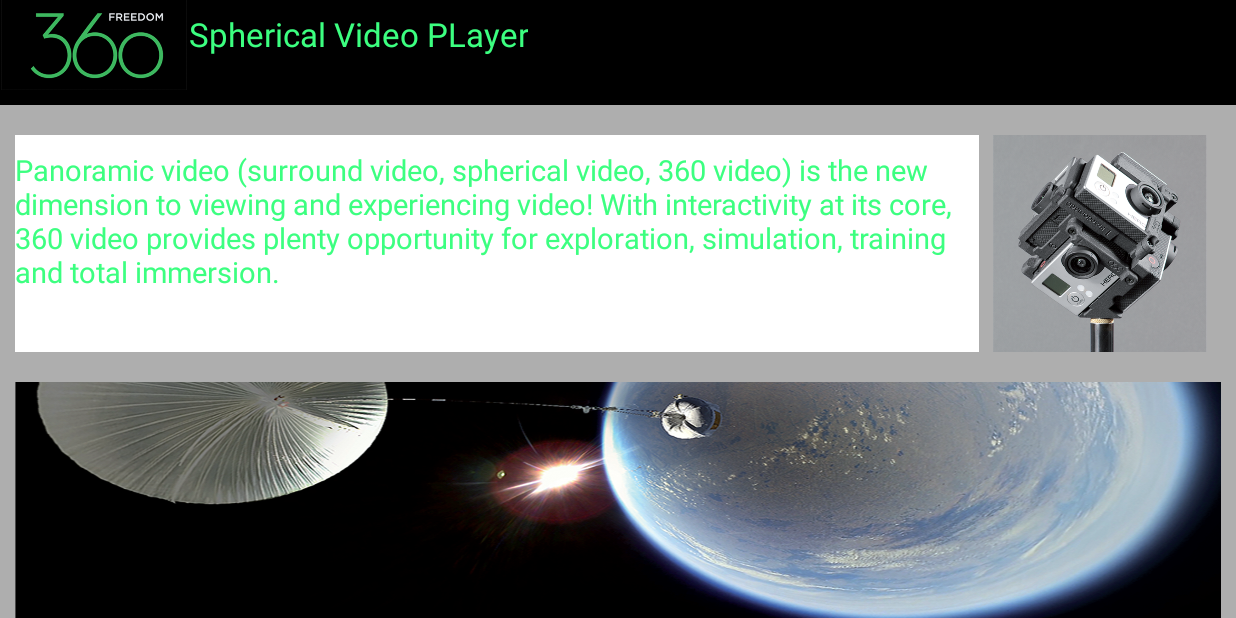
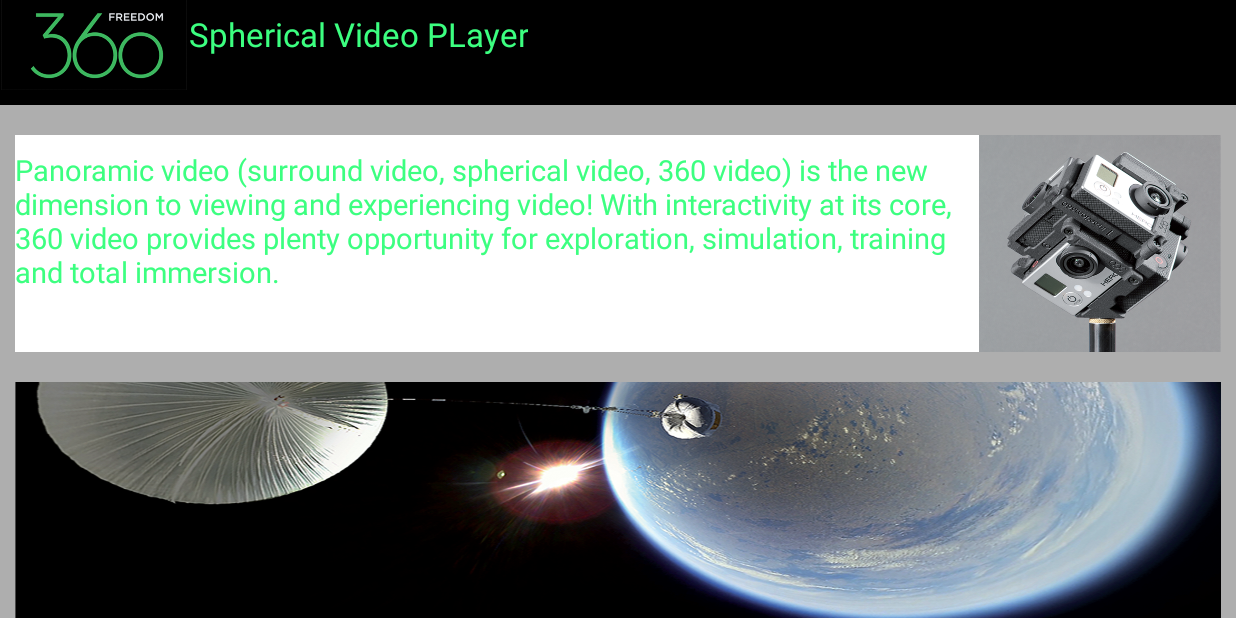
Before and after one commit to SMalpica/Freedom360, an Android app: the screen it shows after launch (GaleriaPrincipal), on a phone screen of 824 x 412 dp (held sideways). Run offline under Robolectric (Android 15) with nearby library versions, the phone set to English and light mode, and no system bars.

Commit message:
Tamaño imagen y texto alineados

```diff
--- a/app/src/main/java/abaco_digital/freedom360/GaleriaPrincipal.java
+++ b/app/src/main/java/abaco_digital/freedom360/GaleriaPrincipal.java
@@ -134,7 +134,7 @@ public class GaleriaPrincipal extends Activity {
         layoutcentral.getLayoutParams().height=outMetrics.heightPixels*2/5;
         inferior.getLayoutParams().height=outMetrics.heightPixels*2/5;
         //forzar que la imagen y el texto del layout central sean igual de altos
-
+        //en xml
     }
 
     @Override
--- a/app/src/main/res/layout/activity_galeria_principal.xml
+++ b/app/src/main/res/layout/activity_galeria_principal.xml
@@ -94,7 +94,7 @@
                         android:layout_height="match_parent"
                         android:layout_toRightOf="@+id/editText"
                         android:id="@+id/imageView"
-                        android:src="@drawable/gopros"
+                        android:background="@drawable/gopros"
                         android:layout_marginTop="10dp"
                         android:layout_marginRight="10dp"
                         android:layout_marginBottom="10dp"
```
